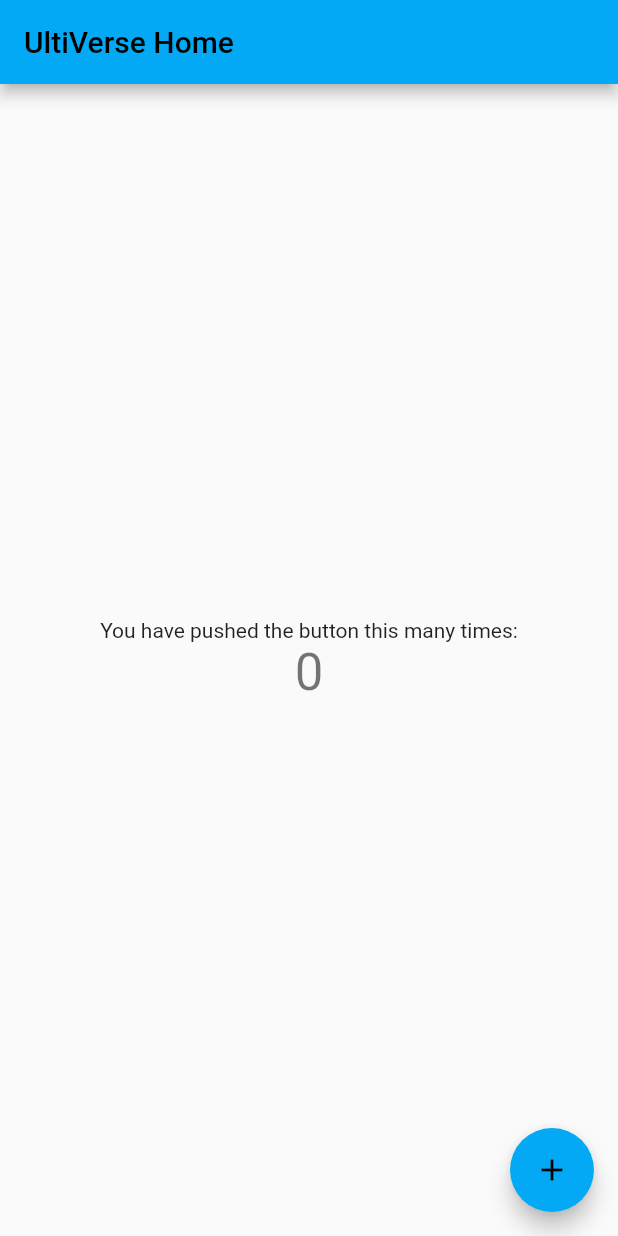
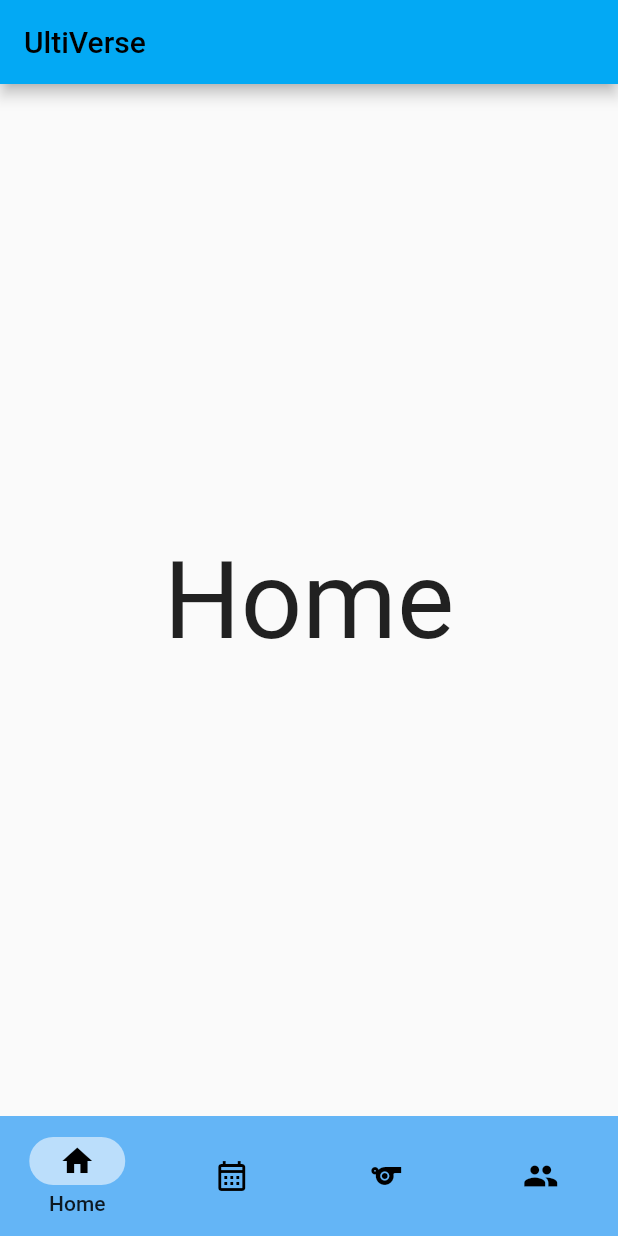
Before and after one commit to dananac/UltiVerse, a Flutter app: the screen it shows after launch, on a phone screen of 412 x 824 dp. Run offline on Flutter 3.47's test engine with Material 2 defaults, Android fonts, the phone set to English and light mode, and no system bars.

Commit message:
NavBar added with basic page setup

```diff
--- a/lib/main.dart
+++ b/lib/main.dart
@@ -1,4 +1,5 @@
 import 'package:flutter/material.dart';
+import 'package:ultiverse/pages/home.dart';
 
 void main() {
   runApp(const MyApp());
@@ -13,33 +14,15 @@ class MyApp extends StatelessWidget {
     return MaterialApp(
       title: 'Ulti-Verse',
       theme: ThemeData(
-        // This is the theme of your application.
-        //
-        // Try running your application with "flutter run". You'll see the
-        // application has a blue toolbar. Then, without quitting the app, try
-        // changing the primarySwatch below to Colors.green and then invoke
-        // "hot reload" (press "r" in the console where you ran "flutter run",
-        // or simply save your changes to "hot reload" in a Flutter IDE).
-        // Notice that the counter didn't reset back to zero; the application
-        // is not restarted.
         primarySwatch: Colors.lightBlue,
       ),
-      home: const MyHomePage(title: 'UltiVerse Home'),
+      home: const MyHomePage(title: 'UltiVerse'),
     );
   }
 }
 
 class MyHomePage extends StatefulWidget {
   const MyHomePage({super.key, required this.title});
-
-  // This widget is the home page of your application. It is stateful, meaning
-  // that it has a State object (defined below) that contains fields that affect
-  // how it looks.
-
-  // This class is the configuration for the state. It holds the values (in this
-  // case the title) provided by the parent (in this case the App widget) and
-  // used by the build method of the State. Fields in a Widget subclass are
-  // always marked "final".
 
   final String title;
 
@@ -48,68 +31,58 @@ class MyHomePage extends StatefulWidget {
 }
 
 class _MyHomePageState extends State<MyHomePage> {
-  int _counter = 0;
-
-  void _incrementCounter() {
-    setState(() {
-      // This call to setState tells the Flutter framework that something has
-      // changed in this State, which causes it to rerun the build method below
-      // so that the display can reflect the updated values. If we changed
-      // _counter without calling setState(), then the build method would not be
-      // called again, and so nothing would appear to happen.
-      _counter++;
-    });
-  }
+  int index = 0;
+  final screens = [
+    HomePage(),
+    Center(child: Text('Events', style: TextStyle(fontSize: 72))),
+    Center(child: Text('Brackets', style: TextStyle(fontSize: 72))),
+    Center(child: Text('People', style: TextStyle(fontSize: 72))),
+  ];
 
   @override
   Widget build(BuildContext context) {
-    // This method is rerun every time setState is called, for instance as done
-    // by the _incrementCounter method above.
-    //
-    // The Flutter framework has been optimized to make rerunning build methods
-    // fast, so that you can just rebuild anything that needs updating rather
-    // than having to individually change instances of widgets.
+
     return Scaffold(
+      body: screens[index],
       appBar: AppBar(
         // Here we take the value from the MyHomePage object that was created by
         // the App.build method, and use it to set our appbar title.
         title: Text(widget.title),
       ),
-      body: Center(
-        // Center is a layout widget. It takes a single child and positions it
-        // in the middle of the parent.
-        child: Column(
-          // Column is also a layout widget. It takes a list of children and
-          // arranges them vertically. By default, it sizes itself to fit its
-          // children horizontally, and tries to be as tall as its parent.
-          //
-          // Invoke "debug painting" (press "p" in the console, choose the
-          // "Toggle Debug Paint" action from the Flutter Inspector in Android
-          // Studio, or the "Toggle Debug Paint" command in Visual Studio Code)
-          // to see the wireframe for each widget.
-          //
-          // Column has various properties to control how it sizes itself and
-          // how it positions its children. Here we use mainAxisAlignment to
-          // center the children vertically; the main axis here is the vertical
-          // axis because Columns are vertical (the cross axis would be
-          // horizontal).
-          mainAxisAlignment: MainAxisAlignment.center,
-          children: <Widget>[
-            const Text(
-              'You have pushed the button this many times:',
+
+      bottomNavigationBar: NavigationBarTheme(
+        data: NavigationBarThemeData(
+          indicatorColor: Colors.blue.shade100,
+          labelTextStyle: MaterialStateProperty.all(
+            TextStyle(fontSize: 14, fontWeight: FontWeight.w500)
+          )
+        ),
+        child: NavigationBar(
+          backgroundColor: Colors.blue.shade300,
+          labelBehavior: NavigationDestinationLabelBehavior.onlyShowSelected,
+          selectedIndex: index,
+          onDestinationSelected: (index) =>
+            setState(() => this.index = index),
+          destinations: [
+            NavigationDestination(
+              icon: Icon(Icons.home),
+              label: 'Home'
             ),
-            Text(
-              '$_counter',
-              style: Theme.of(context).textTheme.headlineMedium,
+            NavigationDestination(
+              icon: Icon(Icons.calendar_month_outlined),
+              label: 'Events'
             ),
-          ],
+            NavigationDestination(
+              icon: Icon(Icons.sports),
+              label: 'Brackets'
+            ),
+            NavigationDestination(
+              icon: Icon(Icons.people),
+              label: 'People'
+            ),
+          ]
         ),
       ),
-      floatingActionButton: FloatingActionButton(
-        onPressed: _incrementCounter,
-        tooltip: 'Increment',
-        child: const Icon(Icons.add),
-      ), // This trailing comma makes auto-formatting nicer for build methods.
     );
   }
 }
--- /dev/null
+++ b/lib/pages/home.dart
@@ -0,0 +1,10 @@
+import 'package:flutter/material.dart';
+
+class HomePage extends StatelessWidget {
+  const HomePage({super.key});
+
+  @override
+  Widget build(BuildContext context) => Scaffold(
+    body: Center(child: Text('Home', style: TextStyle(fontSize: 72),)),
+  );
+}
```
Also changed, not shown: analysis_options.yaml (+6 -25 lines), lib/pages/brackets.dart (added, +10 -0 lines), lib/pages/events.dart (added, +10 -0 lines), lib/pages/people.dart (added, +10 -0 lines).
